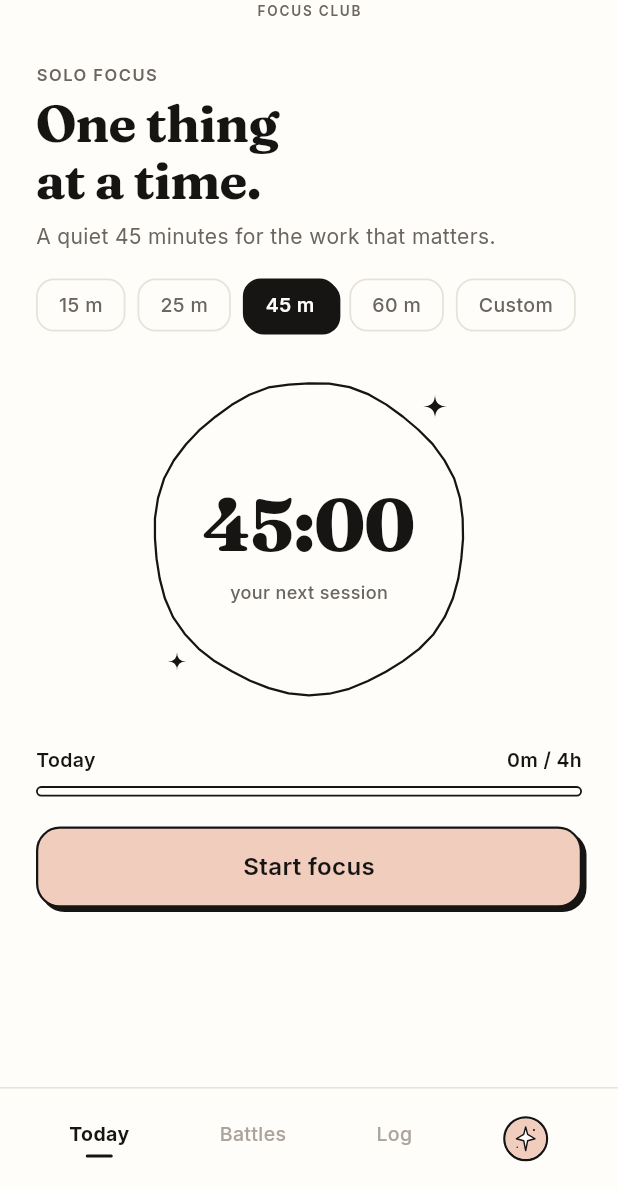
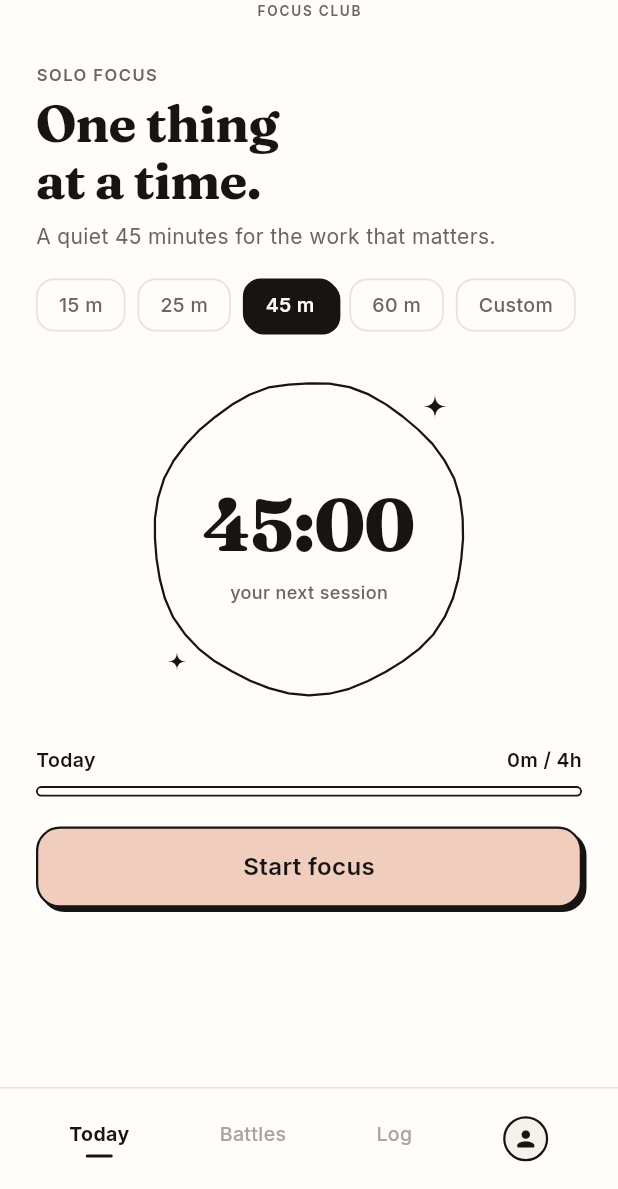
Before and after one commit to Abhaynegi1/Lock-In, a Flutter app: the screen it shows after launch, on a phone screen of 412 x 824 dp, the part 47-1236 px from its top. Run offline on Flutter 3.47's test engine with Material 3 defaults, Android fonts, the phone set to English and light mode, and no system bars; our stand-ins replace audioplayers, flutter_local_notifications, flutter_svg, google_fonts, google_sign_in, image_picker and 3 more; accounts and stored records are empty; network calls fail.

Commit message:
feat(profile): use standard human icon as default profile avatar for first-time users

```diff
--- a/lib/services/storage_service.dart
+++ b/lib/services/storage_service.dart
@@ -11,7 +11,7 @@ class StorageService {
   static const String _dailyGoalKey = 'focus_daily_goal';
   static const String _userNameKey = 'focus_username';
   static const String _userAvatarKey = 'focus_user_avatar';
-  static const String defaultAvatar = 'assets/default_pfp/avatar-spark.svg';
+  static const String defaultAvatar = '';
   static const String _strictAntiDistractionKey =
       'focus_strict_anti_distraction';
   static const String _finishCueModeKey = 'focus_finish_cue_mode';
--- a/lib/widgets/user_avatar.dart
+++ b/lib/widgets/user_avatar.dart
@@ -18,6 +18,11 @@ class DefaultAvatarItem {
 
 class AppAvatars {
   static const List<DefaultAvatarItem> presets = [
+    DefaultAvatarItem(
+      path: '',
+      label: 'Classic Profile',
+      description: 'Standard profile icon',
+    ),
     DefaultAvatarItem(
       path: 'assets/default_pfp/avatar-spark.svg',
       label: 'Peach Spark',
@@ -67,8 +72,8 @@ class UserAvatar extends StatelessWidget {
 
   @override
   Widget build(BuildContext context) {
-    final effectivePath = (avatarPath == null || avatarPath!.trim().isEmpty)
-        ? StorageService.defaultAvatar
+    final effectivePath = (avatarPath == null || avatarPath!.trim().isEmpty || avatarPath == 'default')
+        ? ''
         : avatarPath!.trim();
     final effectiveBorderColor = borderColor ?? AppTheme.inkColor(context);
 
@@ -88,6 +93,10 @@ class UserAvatar extends StatelessWidget {
   }
 
   Widget _buildAvatarContent(BuildContext context, String path) {
+    if (path.isEmpty) {
+      return _fallbackIcon(context);
+    }
+
     if (path.startsWith('assets/') || path.endsWith('.svg')) {
       return SvgPicture.asset(
         path,
@@ -106,29 +115,23 @@ class UserAvatar extends StatelessWidget {
           width: size,
           height: size,
           fit: BoxFit.cover,
-          errorBuilder: (context, error, stackTrace) => _fallbackSvg(context),
+          errorBuilder: (context, error, stackTrace) => _fallbackIcon(context),
         );
       }
     } catch (_) {
       // Fallback
     }
 
-    return _fallbackSvg(context);
-  }
-
-  Widget _fallbackSvg(BuildContext context) {
-    return SvgPicture.asset(
-      StorageService.defaultAvatar,
-      width: size,
-      height: size,
-      fit: BoxFit.cover,
-      placeholderBuilder: (_) => _fallbackIcon(context),
-    );
+    return _fallbackIcon(context);
   }
 
   Widget _fallbackIcon(BuildContext context) {
     return Center(
-      child: Icon(Icons.person_rounded, size: size * 0.55, color: AppTheme.inkColor(context)),
+      child: Icon(
+        Icons.person_rounded,
+        size: size * 0.58,
+        color: AppTheme.text(context),
+      ),
     );
   }
 }
```
